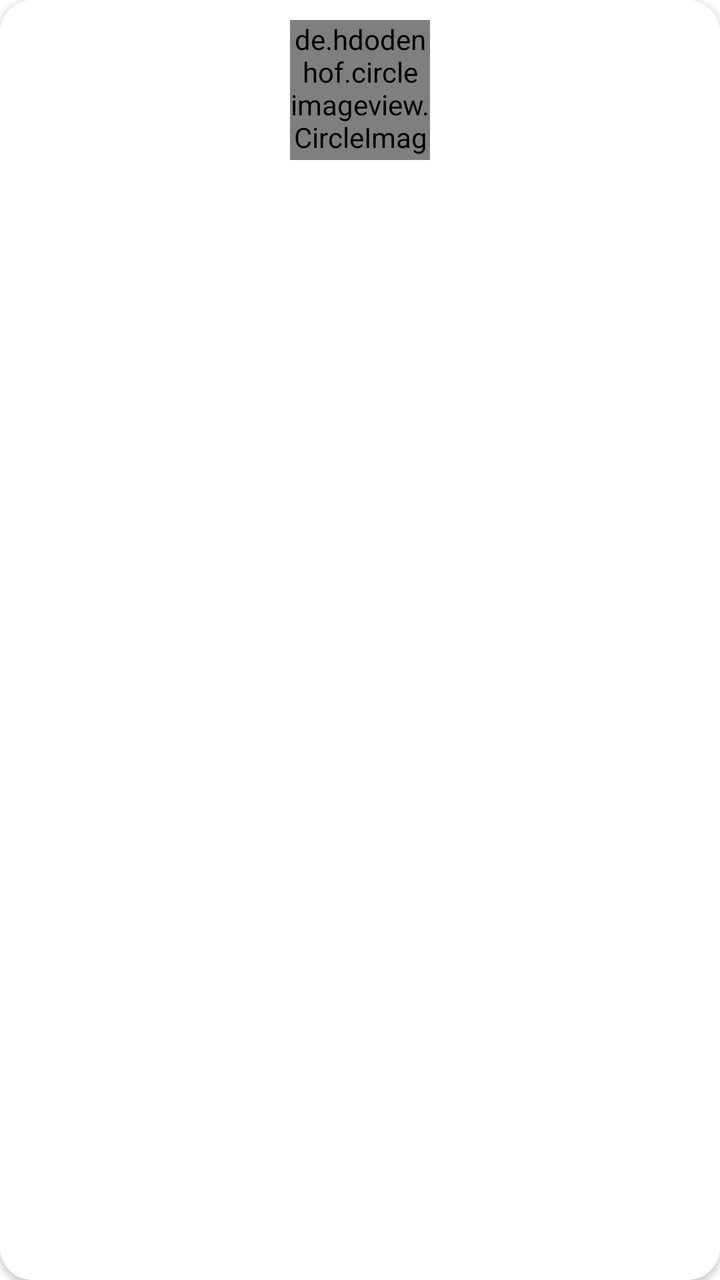
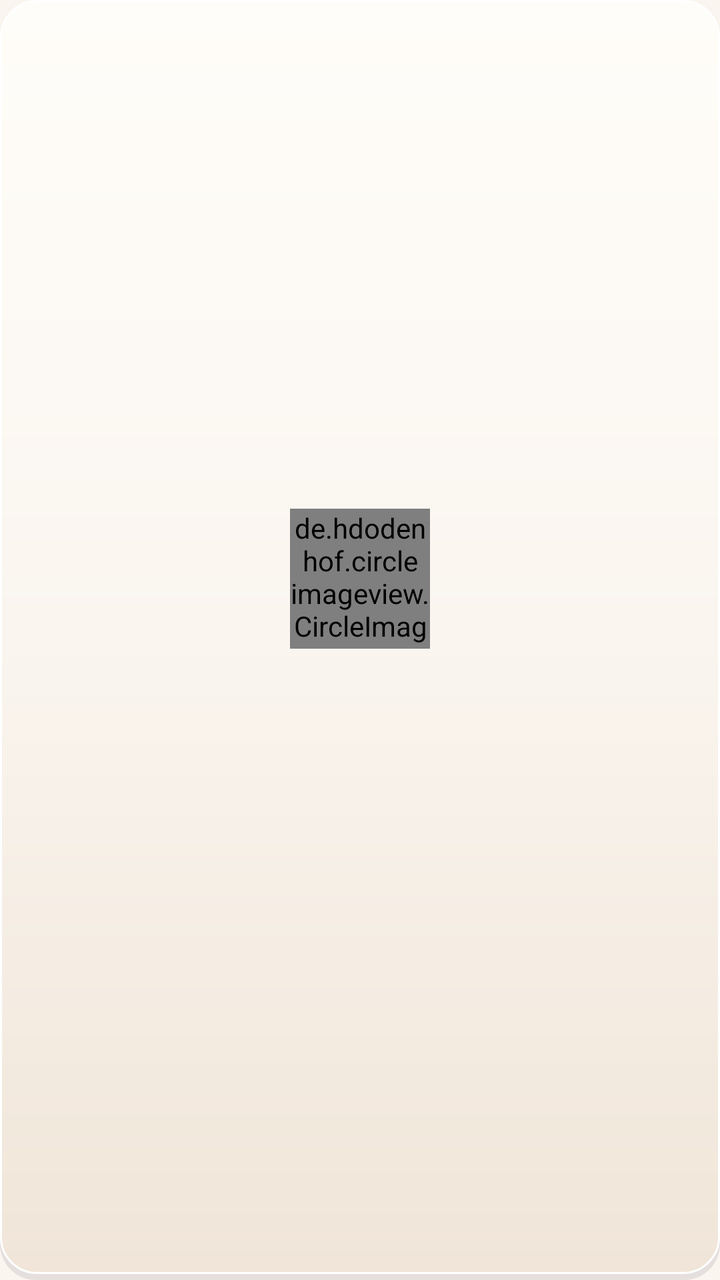

Before-and-after screenshots of an Android layout around one commit, followed by the original layout XML and the change that was made.
<!-- AndroidManifest.xml: application theme Theme.SheEmpower -->
<!-- res/layout/item_seller.xml -->
<?xml version="1.0" encoding="utf-8"?>
<androidx.cardview.widget.CardView xmlns:android="http://schemas.android.com/apk/res/android"
    xmlns:app="http://schemas.android.com/apk/res-auto"
    android:layout_width="160dp" android:layout_height="wrap_content" android:layout_margin="8dp"
    app:cardCornerRadius="16dp" app:cardElevation="2dp">
    <LinearLayout android:layout_width="match_parent"
        android:background="?android:attr/windowBackground"
        android:layout_height="wrap_content" android:orientation="vertical" android:padding="10dp" android:gravity="center">
        <de.hdodenhof.circleimageview.CircleImageView android:id="@+id/ivSellerAvatar"
            android:layout_width="70dp" android:layout_height="70dp" android:src="@drawable/placeholder_avatar" />
        <TextView android:id="@+id/tvSellerRatingBadge" android:layout_width="wrap_content" android:layout_height="wrap_content"
            android:textColor="#FFA000" android:textStyle="bold" android:layout_marginTop="6dp" />
        <TextView android:id="@+id/tvSellerBizName" android:layout_width="match_parent" android:layout_height="wrap_content"
            android:gravity="center" android:textStyle="bold" android:textSize="13sp" android:layout_marginTop="4dp" />
        <TextView android:id="@+id/tvSellerCity" android:layout_width="match_parent" android:layout_height="wrap_content"
            android:gravity="center" android:textColor="#FF4081" android:textSize="11sp" />
    </LinearLayout>
</androidx.cardview.widget.CardView>
<!-- resources referenced by this layout -->
<resources>
  <!-- drawable placeholder_avatar (drawable) -->
  <?xml version="1.0" encoding="utf-8"?>
  <shape xmlns:android="http://schemas.android.com/apk/res/android" android:shape="oval">
      <solid android:color="#FFD9E8" />
      <size android:width="200dp" android:height="200dp" />
  </shape>
  <style name="Theme.SheEmpower" parent="Theme.AppCompat.Light.NoActionBar">
          <item name="colorPrimary">#FF4081</item>
          <item name="colorPrimaryDark">#C2185B</item>
          <item name="colorAccent">#FF4081</item>
          <item name="android:windowBackground">@color/bg_light</item>
          <item name="android:colorBackground">@color/white</item>
          <item name="android:textColorPrimary">@color/text_light</item>
          <item name="android:textColorSecondary">@color/text_gray</item>
      </style>
  <color name="bg_light">#FFFFFF</color>
  <color name="white">#FFFFFF</color>
  <color name="text_light">#333333</color>
  <color name="text_gray">#888888</color>
</resources>

<!-- the commit's change to res/layout/item_seller.xml (unified diff, before → after) -->
@@ -1,18 +1,43 @@
 <?xml version="1.0" encoding="utf-8"?>
-<androidx.cardview.widget.CardView xmlns:android="http://schemas.android.com/apk/res/android"
-    xmlns:app="http://schemas.android.com/apk/res-auto"
-    android:layout_width="160dp" android:layout_height="wrap_content" android:layout_margin="8dp"
-    app:cardCornerRadius="16dp" app:cardElevation="2dp">
-    <LinearLayout android:layout_width="match_parent"
-        android:background="?android:attr/windowBackground"
-        android:layout_height="wrap_content" android:orientation="vertical" android:padding="10dp" android:gravity="center">
-        <de.hdodenhof.circleimageview.CircleImageView android:id="@+id/ivSellerAvatar"
-            android:layout_width="70dp" android:layout_height="70dp" android:src="@drawable/placeholder_avatar" />
-        <TextView android:id="@+id/tvSellerRatingBadge" android:layout_width="wrap_content" android:layout_height="wrap_content"
-            android:textColor="#FFA000" android:textStyle="bold" android:layout_marginTop="6dp" />
-        <TextView android:id="@+id/tvSellerBizName" android:layout_width="match_parent" android:layout_height="wrap_content"
-            android:gravity="center" android:textStyle="bold" android:textSize="13sp" android:layout_marginTop="4dp" />
-        <TextView android:id="@+id/tvSellerCity" android:layout_width="match_parent" android:layout_height="wrap_content"
-            android:gravity="center" android:textColor="#FF4081" android:textSize="11sp" />
-    </LinearLayout>
-</androidx.cardview.widget.CardView>
+<LinearLayout xmlns:android="http://schemas.android.com/apk/res/android"
+    android:layout_width="160dp"
+    android:layout_height="wrap_content"
+    android:layout_margin="6dp"
+    android:background="@drawable/bg_skeu_card"
+    android:orientation="vertical"
+    android:padding="10dp"
+    android:gravity="center">
+
+    <de.hdodenhof.circleimageview.CircleImageView
+        android:id="@+id/ivSellerAvatar"
+        android:layout_width="70dp"
+        android:layout_height="70dp"
+        android:src="@drawable/placeholder_avatar" />
+
+    <TextView
+        android:id="@+id/tvSellerRatingBadge"
+        android:layout_width="wrap_content"
+        android:layout_height="wrap_content"
+        android:textColor="@color/star_gold"
+        android:fontFamily="sans-serif-bold"
+        android:layout_marginTop="6dp" />
+
+    <TextView
+        android:id="@+id/tvSellerBizName"
+        android:layout_width="match_parent"
+        android:layout_height="wrap_content"
+        android:gravity="center"
+        android:fontFamily="sans-serif-black"
+        android:textColor="@color/text_dark"
+        android:textSize="13sp"
+        android:layout_marginTop="4dp" />
+
+    <TextView
+        android:id="@+id/tvSellerCity"
+        android:layout_width="match_parent"
+        android:layout_height="wrap_content"
+        android:gravity="center"
+        android:textColor="#ED3A9C"
+        android:fontFamily="sans-serif-medium"
+        android:textSize="11sp" />
+</LinearLayout>
<!-- resource entries referenced after the edit -->
@@ -1,5 +1,30 @@
 <!-- resources referenced by this layout -->
 <resources>
+  <color name="star_gold">#F59E0B</color>
+  <color name="text_dark">#2D253B</color>
+  <!-- drawable bg_skeu_card (drawable) -->
+  <?xml version="1.0" encoding="utf-8"?>
+  <layer-list xmlns:android="http://schemas.android.com/apk/res/android">
+      
+      <item android:top="3dp">
+          <shape android:shape="rectangle">
+              <solid android:color="#1A2D253B" />
+              <corners android:radius="18dp" />
+          </shape>
+      </item>
+      
+      <item android:bottom="3dp">
+          <shape android:shape="rectangle">
+              <gradient
+                  android:startColor="#FFFDF9"
+                  android:centerColor="#FAF5EF"
+                  android:endColor="#F0E5D8"
+                  android:angle="270" />
+              <stroke android:width="1dp" android:color="#FFFFFF" />
+              <corners android:radius="18dp" />
+          </shape>
+      </item>
+  </layer-list>
   <!-- drawable placeholder_avatar (drawable) -->
   <?xml version="1.0" encoding="utf-8"?>
   <shape xmlns:android="http://schemas.android.com/apk/res/android" android:shape="oval">
@@ -7,17 +32,17 @@
       <size android:width="200dp" android:height="200dp" />
   </shape>
   <style name="Theme.SheEmpower" parent="Theme.AppCompat.Light.NoActionBar">
-          <item name="colorPrimary">#FF4081</item>
-          <item name="colorPrimaryDark">#C2185B</item>
-          <item name="colorAccent">#FF4081</item>
-          <item name="android:windowBackground">@color/bg_light</item>
-          <item name="android:colorBackground">@color/white</item>
-          <item name="android:textColorPrimary">@color/text_light</item>
+          <item name="colorPrimary">@color/lavender_primary</item>
+          <item name="colorPrimaryDark">@color/lavender_dark</item>
+          <item name="colorAccent">@color/lavender_primary</item>
+          <item name="android:windowBackground">@color/bg_cream</item>
+          <item name="android:colorBackground">@color/bg_cream</item>
+          <item name="android:textColorPrimary">@color/text_dark</item>
           <item name="android:textColorSecondary">@color/text_gray</item>
       </style>
-  <color name="bg_light">#FFFFFF</color>
-  <color name="white">#FFFFFF</color>
-  <color name="text_light">#333333</color>
-  <color name="text_gray">#888888</color>
+  <color name="lavender_primary">#7C3AED</color>
+  <color name="lavender_dark">#5B21B6</color>
+  <color name="bg_cream">#FAF5EF</color>
+  <color name="text_gray">#6B637B</color>
 </resources>
 
